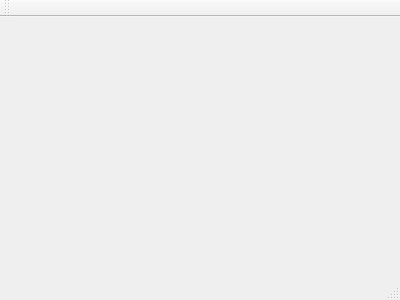
Qt form allhailsatan.ui (CarvinicioX/Project2Orga) before a commit.
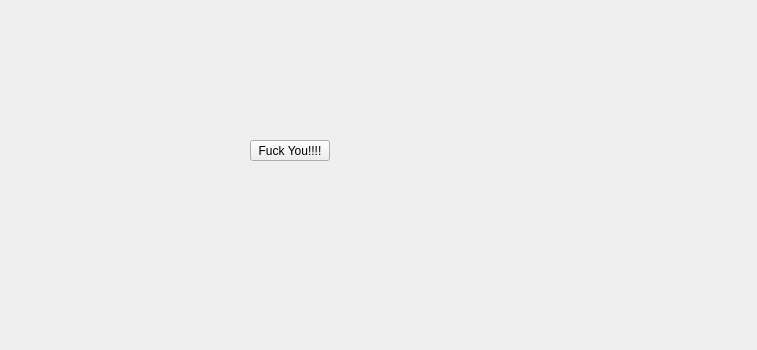
The same form after that commit.

Patch:
```diff
--- a/allhailsatan.ui
+++ b/allhailsatan.ui
@@ -1,24 +1,34 @@
 <ui version="4.0">
  <class>AllHailSatan</class>
- <widget class="QMainWindow" name="AllHailSatan" >
-  <property name="geometry" >
+ <widget class="QMainWindow" name="AllHailSatan">
+  <property name="geometry">
    <rect>
     <x>0</x>
     <y>0</y>
-    <width>400</width>
-    <height>300</height>
+    <width>757</width>
+    <height>350</height>
    </rect>
   </property>
   <property name="windowTitle" >
    <string>AllHailSatan</string>
   </property>
-  <widget class="QMenuBar" name="menuBar" />
-  <widget class="QToolBar" name="mainToolBar" />
-  <widget class="QWidget" name="centralWidget" />
-  <widget class="QStatusBar" name="statusBar" />
+  <widget class="QWidget" name="centralWidget">
+   <widget class="QPushButton" name="diePastrana">
+    <property name="geometry">
+     <rect>
+      <x>250</x>
+      <y>140</y>
+      <width>80</width>
+      <height>21</height>
+     </rect>
+    </property>
+    <property name="text">
+     <string>Fuck You!!!!</string>
+    </property>
+   </widget>
+  </widget>
  </widget>
- <layoutDefault spacing="6" margin="11" />
- <pixmapfunction></pixmapfunction>
+ <layoutdefault spacing="6" margin="11"/>
  <resources/>
  <connections/>
 </ui>
```
Left out of the diff: 3 changed lines with no effect on the pictures.
